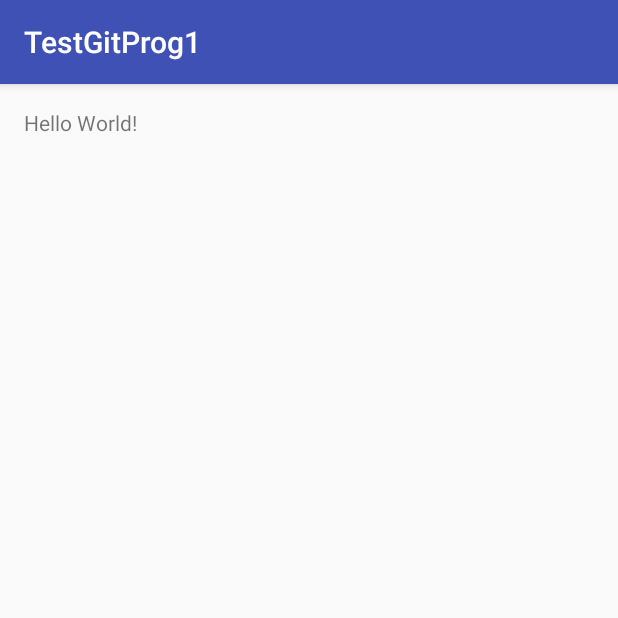
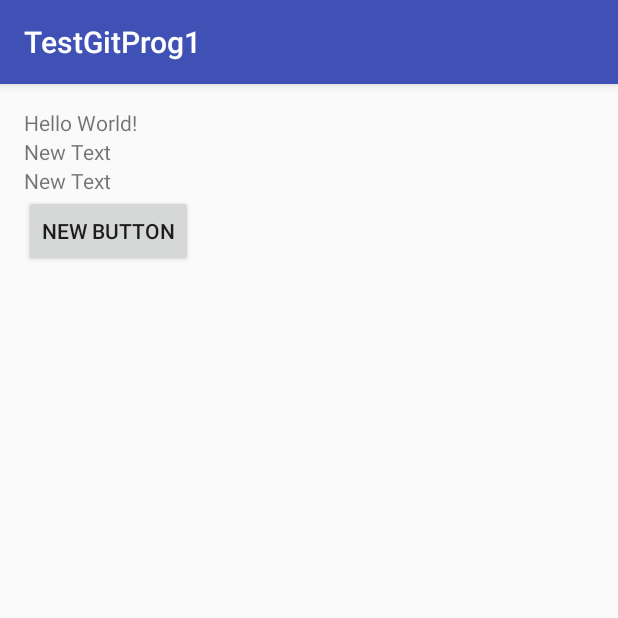
Before and after one commit to bodjabat/TestGitProg1, an Android app: the screen it shows after launch (MainActivity), on a phone screen of 412 x 824 dp, the top half of it. Run offline under Robolectric (Android 15) with nearby library versions, the phone set to English and light mode, and no system bars.

Commit message:
commit to branch - new_feature

```diff
--- a/app/src/main/java/com/example/testgit/MainActivity.java
+++ b/app/src/main/java/com/example/testgit/MainActivity.java
@@ -2,6 +2,8 @@ package com.example.testgit;
 
 import android.support.v7.app.AppCompatActivity;
 import android.os.Bundle;
+import android.view.View;
+import android.widget.Button;
 
 public class MainActivity extends AppCompatActivity {
 
@@ -9,5 +11,17 @@ public class MainActivity extends AppCompatActivity {
     protected void onCreate(Bundle savedInstanceState) {
         super.onCreate(savedInstanceState);
         setContentView(R.layout.activity_main);
+
+        Button button = (Button) findViewById(R.id.button);
+
+        assert button != null;
+        button.setOnClickListener(new View.OnClickListener() {
+            @Override
+            public void onClick(View v) {
+
+            }
+        });
+
+
     }
 }
--- a/app/src/main/res/layout/activity_main.xml
+++ b/app/src/main/res/layout/activity_main.xml
@@ -12,5 +12,33 @@
     <TextView
         android:layout_width="wrap_content"
         android:layout_height="wrap_content"
-        android:text="Hello World!" />
+        android:text="Hello World!"
+        android:id="@+id/textView2" />
+
+    <TextView
+        android:layout_width="wrap_content"
+        android:layout_height="wrap_content"
+        android:text="New Text"
+        android:id="@+id/textView"
+        android:layout_below="@+id/textView2"
+        android:layout_alignParentLeft="true"
+        android:layout_alignParentStart="true" />
+
+    <TextView
+        android:layout_width="wrap_content"
+        android:layout_height="wrap_content"
+        android:text="New Text"
+        android:id="@+id/textView3"
+        android:layout_below="@+id/textView"
+        android:layout_alignParentLeft="true"
+        android:layout_alignParentStart="true" />
+
+    <Button
+        android:layout_width="wrap_content"
+        android:layout_height="wrap_content"
+        android:text="New Button"
+        android:id="@+id/button"
+        android:layout_below="@+id/textView3"
+        android:layout_alignParentLeft="true"
+        android:layout_alignParentStart="true" />
 </RelativeLayout>
```
